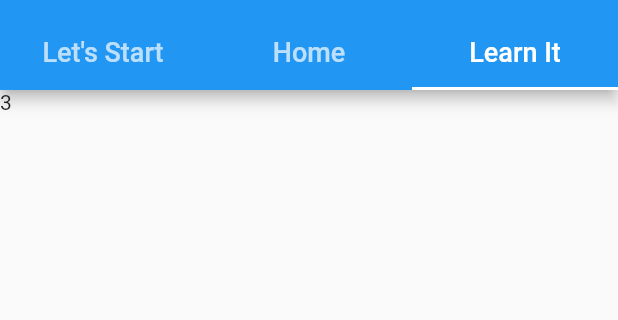
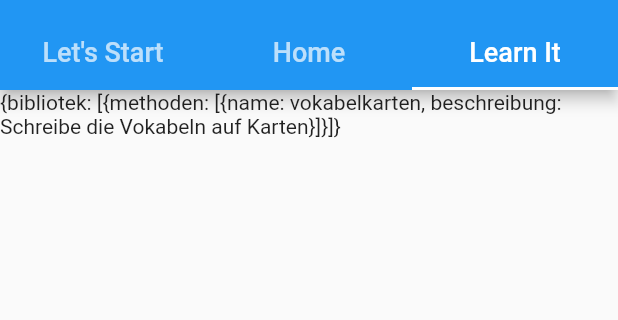
Before and after one commit to Jugendhackt/learn2learn, a Flutter app: the screen it shows after launch, tab 3 chosen, on a phone screen of 412 x 824 dp, the part 66-386 px from its top. Run offline on Flutter 3.47's test engine with Material 2 defaults, Android fonts, the phone set to English and light mode, and no system bars; our stand-ins replace yaml.

Commit message:
einfache lernseite mit datei lesen

```diff
--- /dev/null
+++ b/assets/bibliotek.yaml
@@ -0,0 +1,4 @@
+bibliotek:
+  - methoden:
+      - name: vokabelkarten
+        beschreibung: Schreibe die Vokabeln auf Karten
--- /dev/null
+++ b/lib/learn_it.dart
@@ -0,0 +1,35 @@
+import 'package:flutter/material.dart';
+import 'dart:async';
+import 'package:yaml/yaml.dart';
+import 'package:flutter/services.dart' show rootBundle;
+
+
+class LearnPage extends StatefulWidget {
+  const LearnPage({super.key});
+
+  @override
+  State<LearnPage> createState() => _LearnPageState();
+}
+
+class _LearnPageState extends State<LearnPage> {
+
+  Future<YamlMap> getFile() async {
+    return loadYaml(await rootBundle.loadString("assets/bibliotek.yaml"));
+  }
+
+  @override
+  Widget build(BuildContext context) {
+    return FutureBuilder(
+        future: getFile(),
+        builder: (context, snapshot) {
+          if (snapshot.hasData) {
+            return Text(snapshot.data!.toString());
+          } else if (snapshot.hasError) {
+            return Text(snapshot.error.toString());
+          } else {
+            return const Text("Läd");
+          }
+        }
+    );
+  }
+}
--- a/lib/tabs.dart
+++ b/lib/tabs.dart
@@ -1,6 +1,7 @@
 import 'package:flutter/material.dart';
 
 import 'home.dart';
+import 'learn_it.dart';
 
 
 class TabPage extends StatefulWidget {
@@ -68,7 +69,7 @@ class _TabPageState extends State<TabPage> {
               children: [
                 Text("1"),
                 HomePage(),
-                Text("3"),
+                LearnPage()
               ]
           ),
     ));
--- a/pubspec.yaml
+++ b/pubspec.yaml
@@ -28,6 +28,7 @@ environment:
 # the latest version available on pub.dev. To see which dependencies have newer
 # versions available, run `flutter pub outdated`.
 dependencies:
+  yaml: ^3.1.2
   flutter:
     sdk: flutter
 
```
Also changed, not shown: pubspec.lock.
